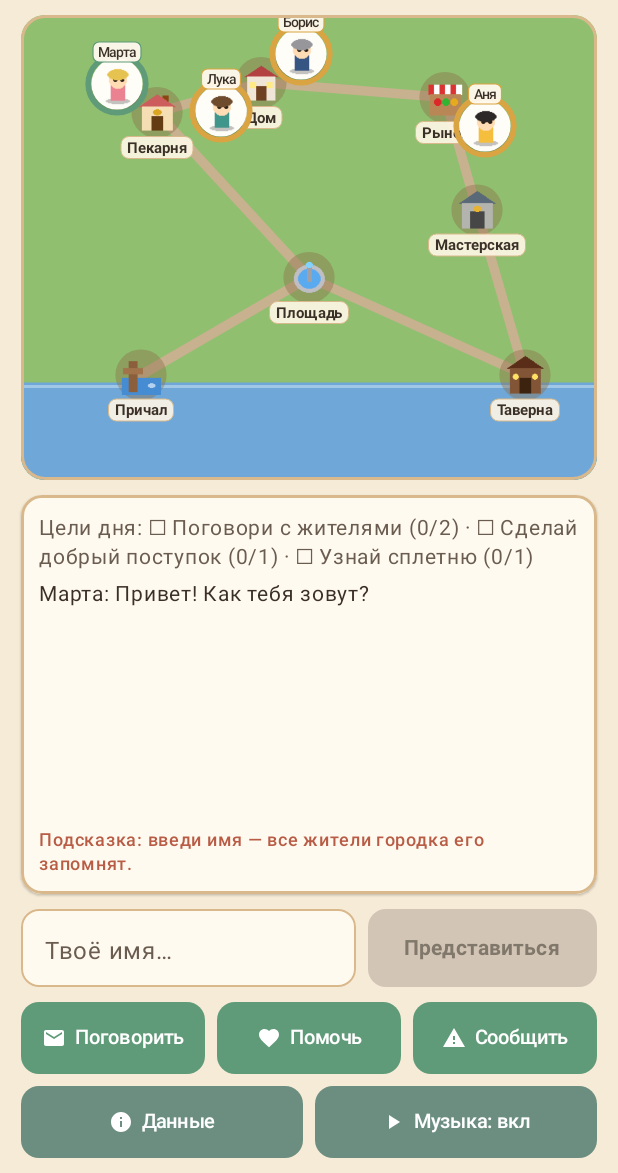
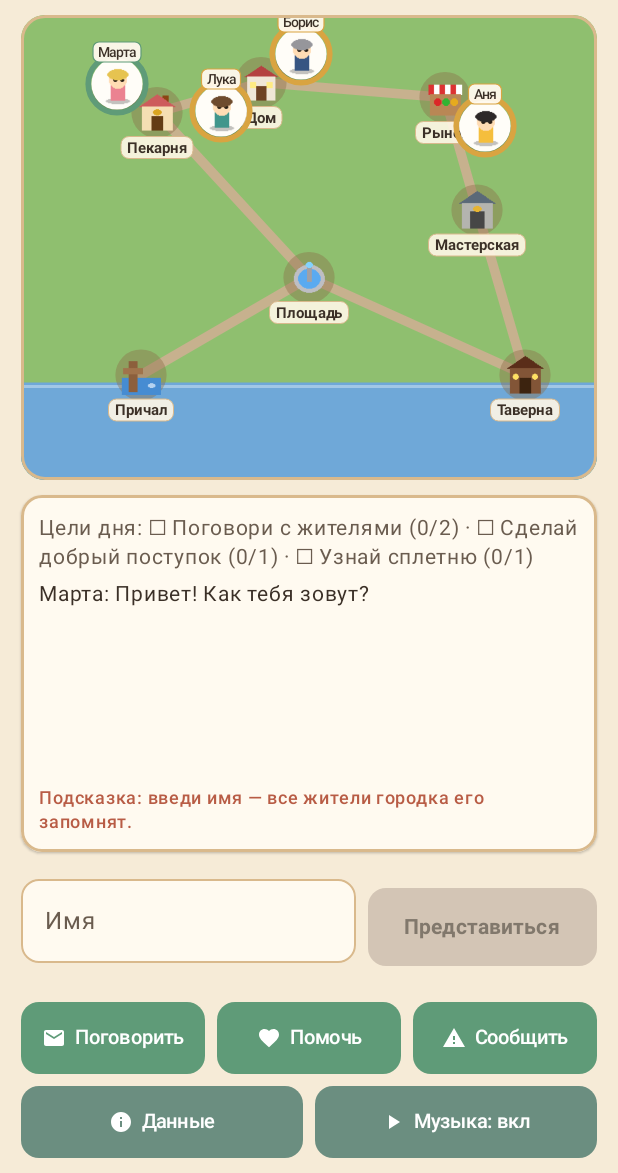
Before and after one commit to maxxxxx55555/cozy-town-ai, an Android app built with Jetpack Compose: the screen it shows after launch (MainActivity), on a phone screen of 412 x 824 dp, the part 63-1236 px from its top. Run offline under Robolectric (Android 15) with nearby library versions, the phone set to English and light mode, and no system bars.

Commit message:
🎨 Palette: Improve Jetpack Compose form & header accessibility
- Add explicit label and supporting text validation hint to player name field
- Add merged semantic content descriptions for header time and coins indicators
- Record Compose accessibility learnings in .Jules/palette.md
- Add unit test for DialogueComposer

Co-authored-by: maxxxxx55555 <158212970+maxxxxx55555@users.noreply.github.com>

```diff
--- a/app/src/main/java/com/aistudio/cozytown/ui/GameScreen.kt
+++ b/app/src/main/java/com/aistudio/cozytown/ui/GameScreen.kt
@@ -52,6 +52,9 @@ import androidx.compose.ui.Modifier
 import androidx.compose.ui.draw.clip
 import androidx.compose.ui.graphics.Color
 import androidx.compose.ui.platform.testTag
+import androidx.compose.ui.semantics.contentDescription
+import androidx.compose.ui.semantics.mergeDescendants
+import androidx.compose.ui.semantics.semantics
 import androidx.compose.ui.text.font.FontStyle
 import androidx.compose.ui.text.font.FontWeight
 import androidx.compose.ui.text.style.TextAlign
@@ -182,6 +185,9 @@ private fun HeaderBar(
                 .background(ColorPaperCard)
                 .border(1.dp, ColorBorder, RoundedCornerShape(12.dp))
                 .padding(horizontal = 8.dp, vertical = 4.dp)
+                .semantics(mergeDescendants = true) {
+                    contentDescription = "Время: $timeString"
+                }
         ) {
             Text("⏰", fontSize = 12.sp)
             Text(
@@ -201,6 +207,9 @@ private fun HeaderBar(
                 .background(ColorPaperCard)
                 .border(1.dp, ColorBorder, RoundedCornerShape(12.dp))
                 .padding(horizontal = 8.dp, vertical = 4.dp)
+                .semantics(mergeDescendants = true) {
+                    contentDescription = "Монеты: $coins"
+                }
         ) {
             Icon(
                 imageVector = Icons.Default.Star,
@@ -322,7 +331,13 @@ private fun NameInputRow(
             value = if (isSubmitted) playerName else inputText,
             onValueChange = onTextChange,
             enabled = !isSubmitted,
+            label = { Text("Имя") },
             placeholder = { Text("Твоё имя…", color = ColorInkLight) },
+            supportingText = {
+                if (!isSubmitted && inputText.isNotEmpty() && inputText.trim().length < 2) {
+                    Text("Минимум 2 символа", color = ColorTerra)
+                }
+            },
             singleLine = true,
             shape = RoundedCornerShape(12.dp),
             colors = OutlinedTextFieldDefaults.colors(
@@ -337,7 +352,6 @@ private fun NameInputRow(
             ),
             modifier = Modifier
                 .weight(1f)
-                .height(52.dp)
                 .testTag("name_input")
         )
 
```
Also changed, not shown: 2 other files.
